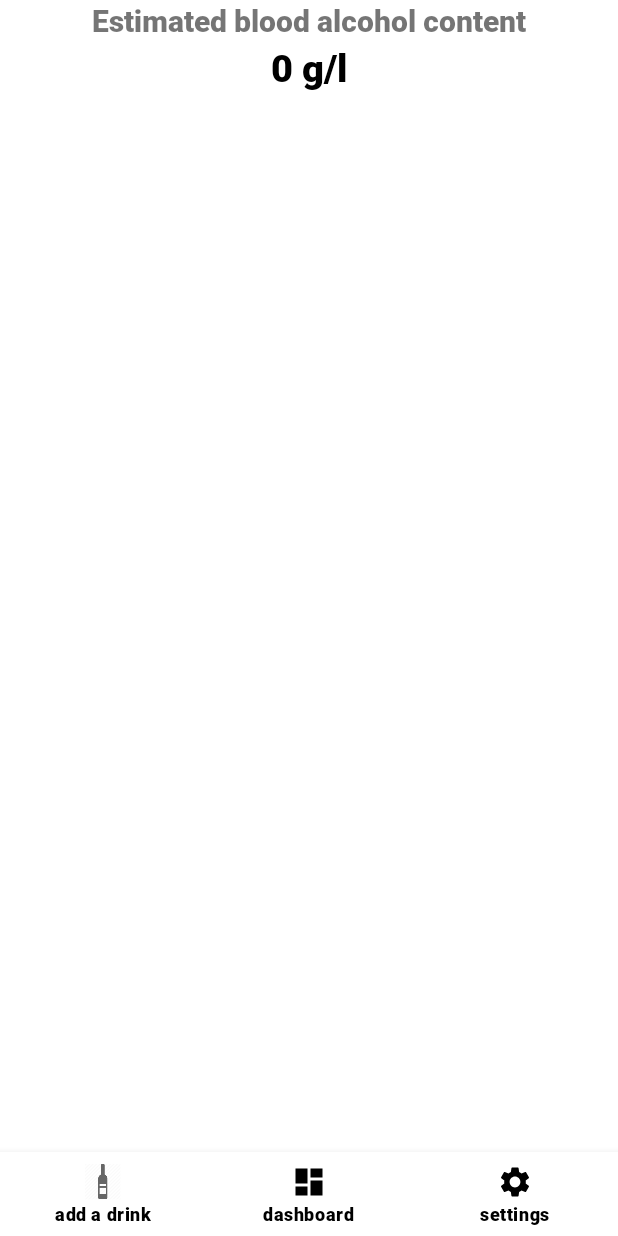
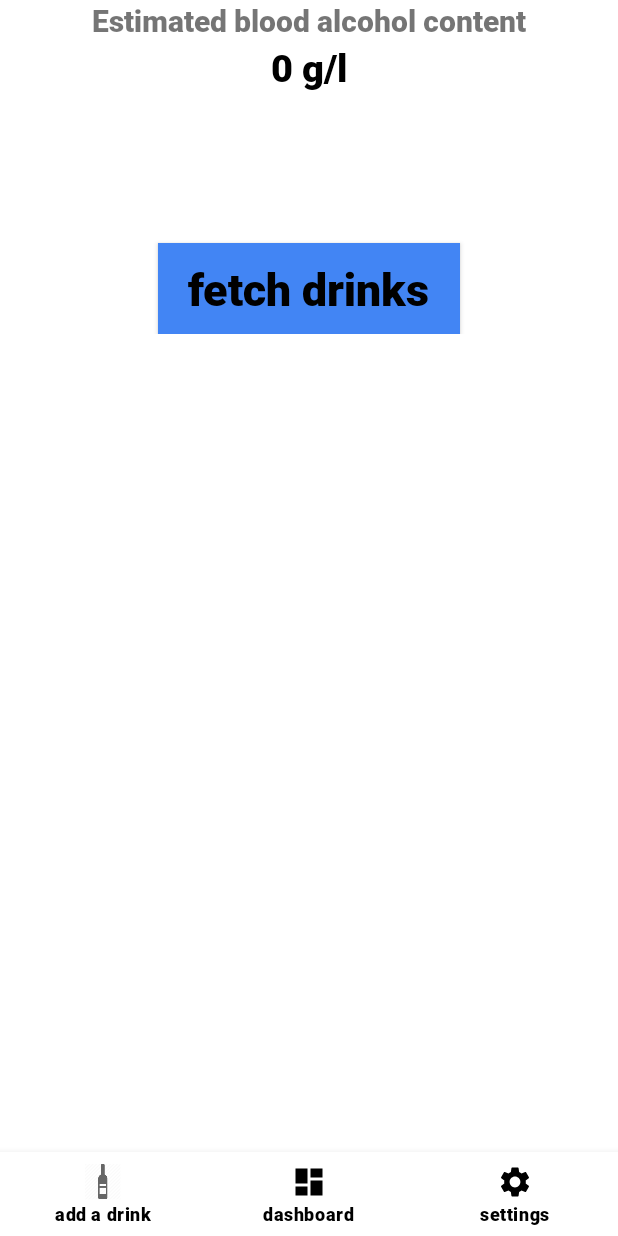
Before and after one commit to AndreaGonzato/AlcoholEstimator, an Android app: the DashboardFragment screen opened directly, with no data from a screen before it, on a phone screen of 412 x 824 dp. Run offline under Robolectric (Android 15) with nearby library versions, the phone set to English and light mode, and no system bars.

Commit message:
now we can add recordds to the database and fetch it

```diff
--- a/app/src/main/java/it/units/alcoholestimator/fragments/AddDrinkFragment.java
+++ b/app/src/main/java/it/units/alcoholestimator/fragments/AddDrinkFragment.java
@@ -141,8 +141,7 @@ public class AddDrinkFragment extends Fragment {
                 // TODO get current value of the input data (manage the custom drink add)
                 Date date = new GregorianCalendar(year, month - 1, day, hour, minute).getTime();
                 Log.i("TEST", "drinkType:"+drinkType+ " alcoholContent:"+alcoholContent+" drinkSize:"+drinkSize +" date:"+date);
-                // Date currentDate = new Date(System.currentTimeMillis());
-                //DatabaseManager.addFriend("Riccardo", "Saltarel", currentDate);
+                DatabaseManager.addDrink(drinkType, alcoholContent, drinkSize, date);
 
             }
         });
--- a/app/src/main/java/it/units/alcoholestimator/fragments/DashboardFragment.java
+++ b/app/src/main/java/it/units/alcoholestimator/fragments/DashboardFragment.java
@@ -9,8 +9,10 @@ import androidx.fragment.app.Fragment;
 import android.view.LayoutInflater;
 import android.view.View;
 import android.view.ViewGroup;
+import android.widget.Button;
 
 import it.units.alcoholestimator.R;
+import it.units.alcoholestimator.logic.DatabaseManager;
 
 /**
  * A simple {@link Fragment} subclass.
@@ -70,8 +72,12 @@ public class DashboardFragment extends Fragment {
     public void onViewCreated(@NonNull View view, @Nullable Bundle savedInstanceState) {
         super.onViewCreated(view, savedInstanceState);
 
-        // write the code here
-        // TODO remove this block of comment
-        // button = findbyID(....)
+        Button fetchDrinksButton = requireView().findViewById(R.id.fetchDrinksButton);
+        fetchDrinksButton.setOnClickListener(new View.OnClickListener() {
+            @Override
+            public void onClick(View view) {
+                DatabaseManager.fetchUserDrinks();
+            }
+        });
     }
 }
--- a/app/src/main/res/layout/fragment_dashboard.xml
+++ b/app/src/main/res/layout/fragment_dashboard.xml
@@ -30,5 +30,24 @@
         app:layout_constraintStart_toStartOf="parent"
         app:layout_constraintTop_toBottomOf="@+id/introEstimatedTextView" />
 
+    <android.widget.Button
+        android:id="@+id/fetchDrinksButton"
+        android:layout_width="wrap_content"
+        android:layout_height="wrap_content"
+        android:text="fetch drinks"
+        android:textSize="30sp"
+        android:paddingLeft="20dp"
+        android:paddingRight="20dp"
+        android:paddingBottom="10dp"
+        android:paddingTop="10dp"
+        android:textColor="@color/black"
+        android:background="@color/blueGoogle"
+        style="?android:spinnerStyle"
+        app:layout_constraintEnd_toEndOf="parent"
+        app:layout_constraintLeft_toRightOf="parent"
+        app:layout_constraintStart_toStartOf="parent"
+        android:layout_marginTop="100dp"
+        app:layout_constraintTop_toBottomOf="@id/alcoholContentTextView"
+        app:layout_constraintHorizontal_bias="0.5" />
 
 </androidx.constraintlayout.widget.ConstraintLayout>
```
Also changed, not shown: app/src/main/java/it/units/alcoholestimator/logic/DatabaseManager.java (+8 -29 lines), app/src/main/java/it/units/alcoholestimator/logic/User.java (+9 -0 lines).
